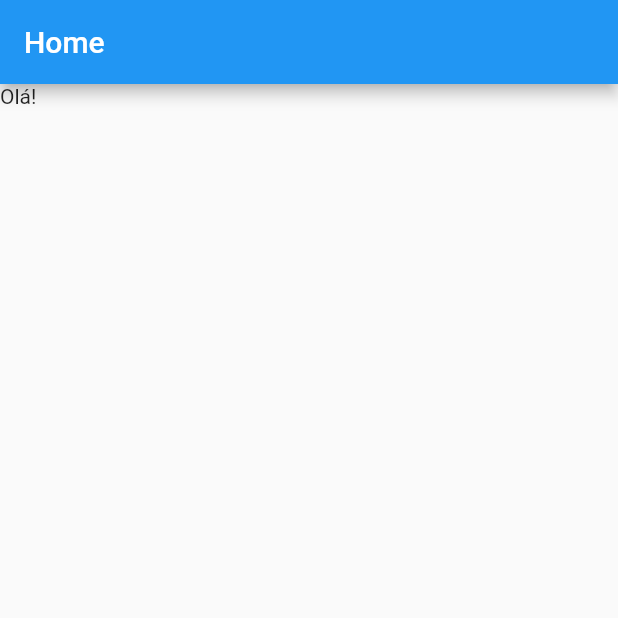
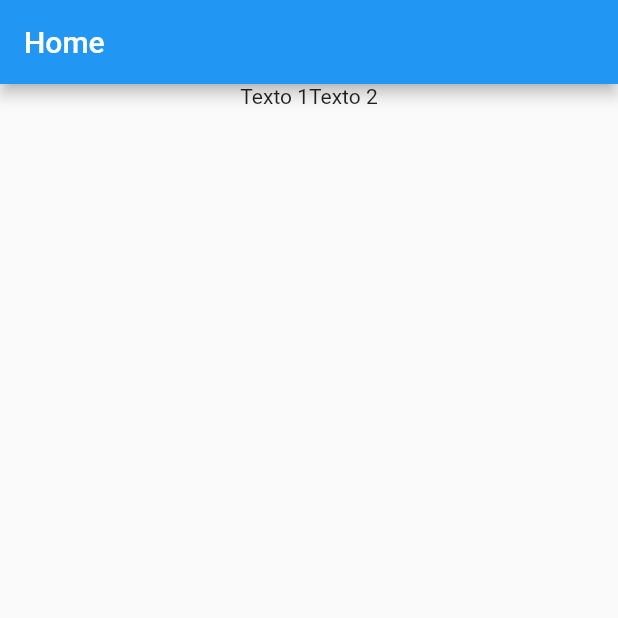
Before and after one commit to iCarlosAugusto/Flutter-Pokedex, a Flutter app: the screen it shows after launch, on a phone screen of 412 x 824 dp, the top half of it. Run offline on Flutter 3.47's test engine with Material 2 defaults, Android fonts, the phone set to English and light mode, and no system bars.

Commit message:
feat: :sparkles: Learn how to center a text

```diff
--- a/lib/main.dart
+++ b/lib/main.dart
@@ -13,7 +13,13 @@ class MyApp extends StatelessWidget {
       home: Scaffold(
         appBar: AppBar(title: Text("Home")),
         body: Column(children: [
-          Text("Olá!")
+          Row(
+            mainAxisAlignment: MainAxisAlignment.center,
+            children: [
+              Text("Texto 1"),
+              Text("Texto 2")
+            ],
+          )
         ]),
       ),
     );
```
